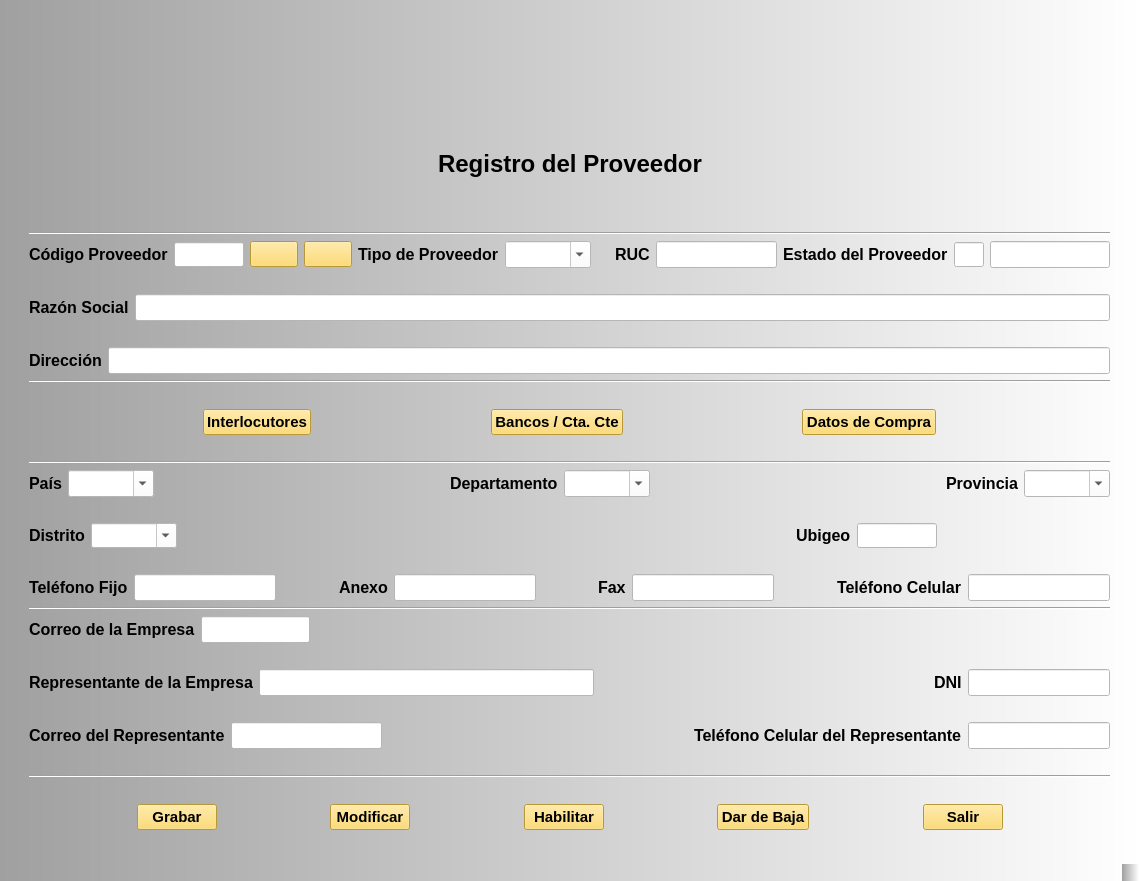
First picture: the form in ERP_PPROV_001.ui, repository RonnyOre/P03_RegistroProveedores, before the edit.
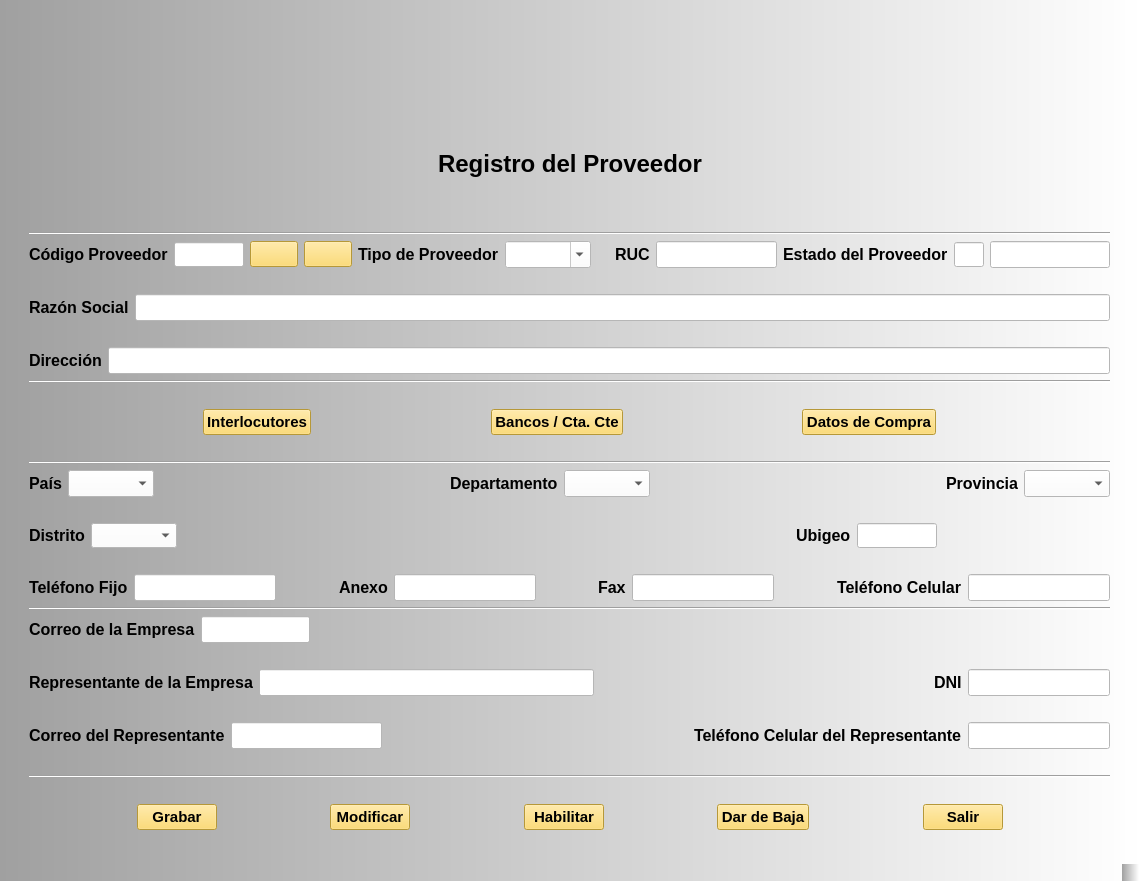
Second picture: the form after the edit. Icons and pictures are not drawn.

```diff
--- a/ERP_PPROV_001.ui
+++ b/ERP_PPROV_001.ui
@@ -757,9 +757,6 @@
            <string notr="true">background-color: rgb(255, 255, 255);
 font: 12pt &quot;MS Shell Dlg 2&quot;;</string>
           </property>
-          <property name="editable">
-           <bool>true</bool>
-          </property>
           <property name="insertPolicy">
            <enum>QComboBox::InsertAtTop</enum>
           </property>
@@ -815,9 +812,6 @@
            <string notr="true">background-color: rgb(255, 255, 255);
 font: 12pt &quot;MS Shell Dlg 2&quot;;</string>
           </property>
-          <property name="editable">
-           <bool>true</bool>
-          </property>
           <property name="insertPolicy">
            <enum>QComboBox::InsertAtTop</enum>
           </property>
@@ -873,9 +867,6 @@
            <string notr="true">background-color: rgb(255, 255, 255);
 font: 12pt &quot;MS Shell Dlg 2&quot;;</string>
           </property>
-          <property name="editable">
-           <bool>true</bool>
-          </property>
           <property name="insertPolicy">
            <enum>QComboBox::InsertAtTop</enum>
           </property>
@@ -935,9 +926,6 @@
            <string notr="true">background-color: rgb(255, 255, 255);
 font: 12pt &quot;MS Shell Dlg 2&quot;;</string>
           </property>
-          <property name="editable">
-           <bool>true</bool>
-          </property>
           <property name="insertPolicy">
            <enum>QComboBox::InsertAtTop</enum>
           </property>
```
